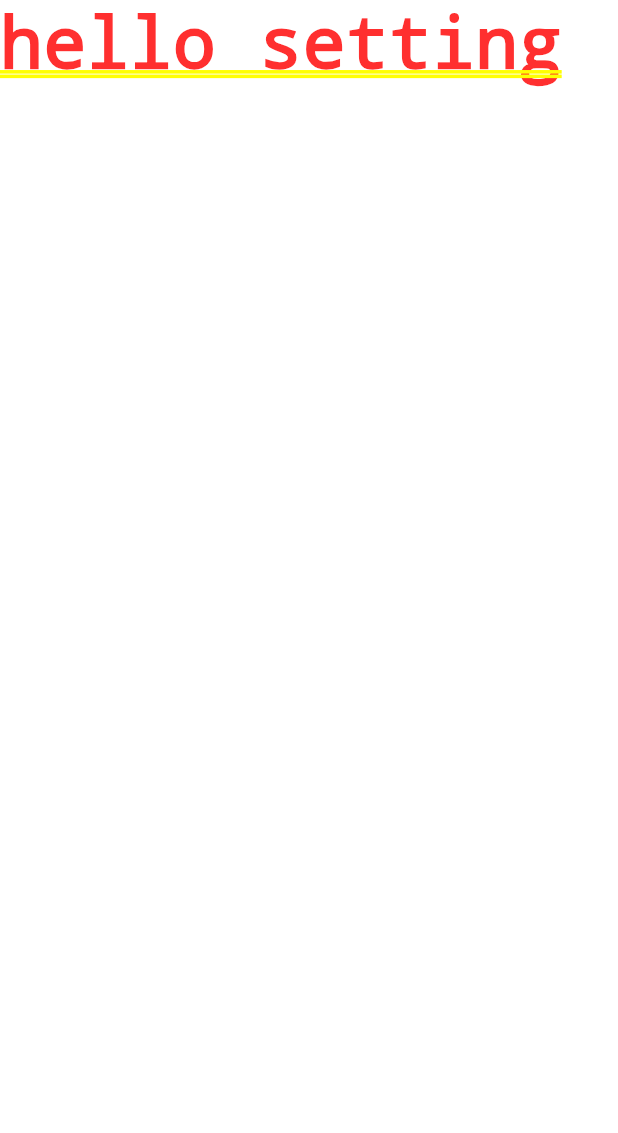
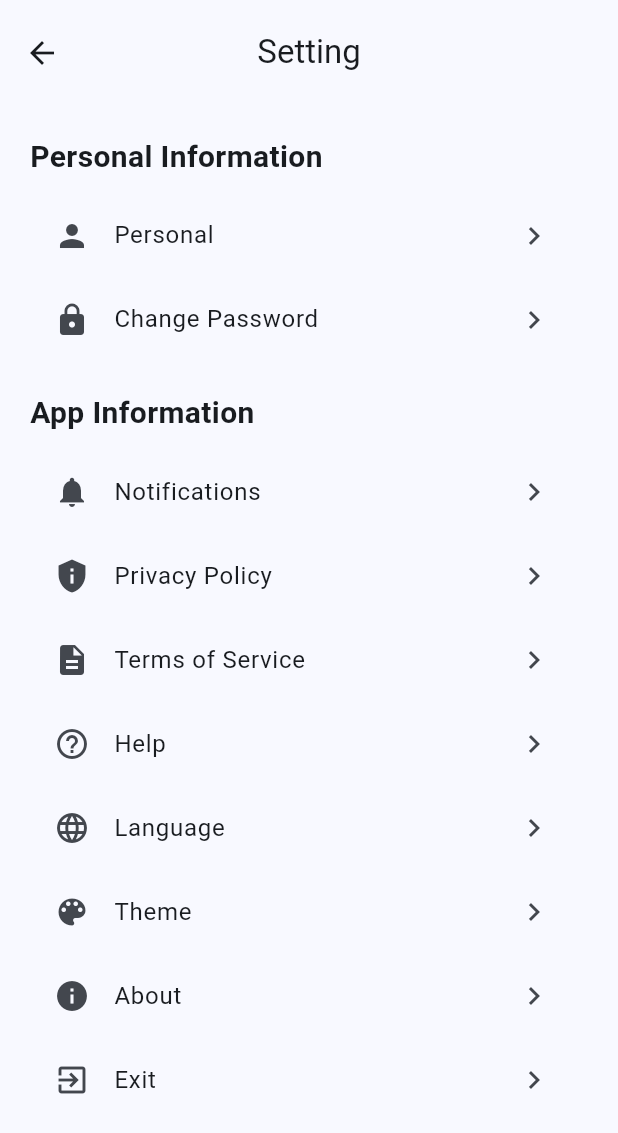
Before and after one commit to liar88828/vape_store_flutter, a Flutter app: the screen it shows after launch, item 5 of the bottom bar chosen, on a phone screen of 412 x 824 dp. Shown: the top 1133 px of the screen. Run offline on Flutter 3.47's test engine with Material 3 defaults, Android fonts, the phone set to English and light mode, and no system bars; our stand-ins replace carousel_slider.

Commit message:
save setting screen and fix a screen

```diff
--- a/lib/main.dart
+++ b/lib/main.dart
@@ -5,6 +5,7 @@ import 'package:vape_store/screen/home_screen.dart';
 import 'package:vape_store/screen/order_screen.dart';
 import 'package:vape_store/screen/profile_screen.dart';
 import 'package:vape_store/screen/search_screen.dart';
+import 'package:vape_store/screen/setting_screen.dart';
 
 void main() {
   runApp(const MyApp());
@@ -19,8 +20,8 @@ class MyApp extends StatelessWidget {
     return MaterialApp(
       debugShowCheckedModeBanner: false,
       title: 'Flutter Demo',
-      theme: ThemeData.dark(
-        // colorScheme: ColorScheme.fromSeed(seedColor: Colors.deepPurple),
+      theme: ThemeData(
+        colorScheme: ColorScheme.fromSeed(seedColor: Colors.blue),
         // Theme.of(context).colorScheme.inversePrimary
         useMaterial3: true,
       ),
--- a/lib/screen/home_screen.dart
+++ b/lib/screen/home_screen.dart
@@ -54,7 +54,7 @@ class HomeScreen extends StatelessWidget {
           ),
         ],
       ),
-      bottomNavigationBar: ButtonNavigation(),
+      bottomNavigationBar: const ButtonNavigation(),
       body: SingleChildScrollView(
         padding: EdgeInsets.only(top: 20),
         child: Column(
@@ -123,7 +123,7 @@ class HomeScreen extends StatelessWidget {
               }).toList(),
             ),
             Container(
-              padding: const EdgeInsets.all(20),
+              padding: const EdgeInsets.all(12),
               decoration: BoxDecoration(
                 color: colorTheme.primaryContainer,
                 border: Border.all(color: Colors.transparent),
--- a/lib/screen/setting_screen.dart
+++ b/lib/screen/setting_screen.dart
@@ -1,15 +1,116 @@
 import 'package:flutter/material.dart';
+import 'package:vape_store/assets/favorite_example.dart';
+import 'package:vape_store/models/favorite_model.dart';
+import 'package:vape_store/screen/detail_screen.dart';
 
-class SettingScreen extends StatefulWidget {
-  const SettingScreen({super.key});
+class SettingScreen extends StatelessWidget {
+  const SettingScreen({
+    super.key,
+  });
 
   @override
-  State<SettingScreen> createState() => _SettingScreenState();
-}
+  Widget build(BuildContext context) {
+    var colorTheme = Theme.of(context).colorScheme;
+    final List<Map<String, dynamic>> personalSettingsOptions = [
+      {
+        'title': 'Personal',
+        'icon': Icons.person,
+        'onTap': () => print('Personal tapped')
+      },
+      {
+        'title': 'Change Password',
+        'icon': Icons.lock,
+        'onTap': () => print('Change Password tapped')
+      },
+    ];
 
-class _SettingScreenState extends State<SettingScreen> {
-  @override
-  Widget build(BuildContext context) {
-    return Text('hello setting');
+// List for app settings
+    final List<Map<String, dynamic>> appSettingsOptions = [
+      {
+        'title': 'Notifications',
+        'icon': Icons.notifications,
+        'onTap': () => print('Notifications tapped')
+      },
+      {
+        'title': 'Privacy Policy',
+        'icon': Icons.privacy_tip,
+        'onTap': () => print('Privacy Policy tapped')
+      },
+      {
+        'title': 'Terms of Service',
+        'icon': Icons.description,
+        'onTap': () => print('Terms of Service tapped')
+      },
+      {
+        'title': 'Help',
+        'icon': Icons.help_outline,
+        'onTap': () => print('Help tapped')
+      },
+      {
+        'title': 'Language',
+        'icon': Icons.language,
+        'onTap': () => print('Language tapped')
+      },
+      {
+        'title': 'Theme',
+        'icon': Icons.color_lens,
+        'onTap': () => print('Theme tapped')
+      },
+      {
+        'title': 'About',
+        'icon': Icons.info,
+        'onTap': () => print('About tapped')
+      },
+      {
+        'title': 'Exit',
+        'icon': Icons.exit_to_app,
+        'onTap': () => print('Exit tapped')
+      },
+    ];
+
+    return Scaffold(
+      appBar: AppBar(
+        leading: BackButton(),
+        toolbarHeight: 70,
+        centerTitle: true,
+        title: Text('Setting'),
+      ),
+      body: SingleChildScrollView(
+        child: Container(
+          padding: EdgeInsets.all(20),
+          child: Column(
+            children: [
+              SettingList('Personal Information', personalSettingsOptions),
+              SizedBox(height: 20),
+              // Divider(),
+              SettingList('App Information', appSettingsOptions),
+            ],
+          ),
+        ),
+      ),
+    );
+  }
+
+  Column SettingList(
+      String title, List<Map<String, dynamic>> appSettingsOptions) {
+    return Column(
+      crossAxisAlignment: CrossAxisAlignment.start,
+      children: [
+        Text(
+          title,
+          style: TextStyle(fontSize: 20, fontWeight: FontWeight.bold),
+        ),
+        SizedBox(height: 10),
+        Column(
+            children: appSettingsOptions.map((option) {
+          return ListTile(
+            leading: Icon(option['icon']),
+            title: Text(option['title']),
+            onTap: () => option['onTap'](),
+            trailing: Icon(Icons.chevron_right),
+          );
+        }).toList())
+      ],
+    );
   }
 }
```
Also changed, not shown: lib/screen/detail_screen.dart (+7 -14 lines), lib/screen/favorites_screen.dart (+5 -2 lines), lib/screen/profile_screen.dart (+2 -20 lines), lib/screen/search_screen.dart (+6 -3 lines), lib/widgets/button_navigation.dart (+7 -7 lines).
